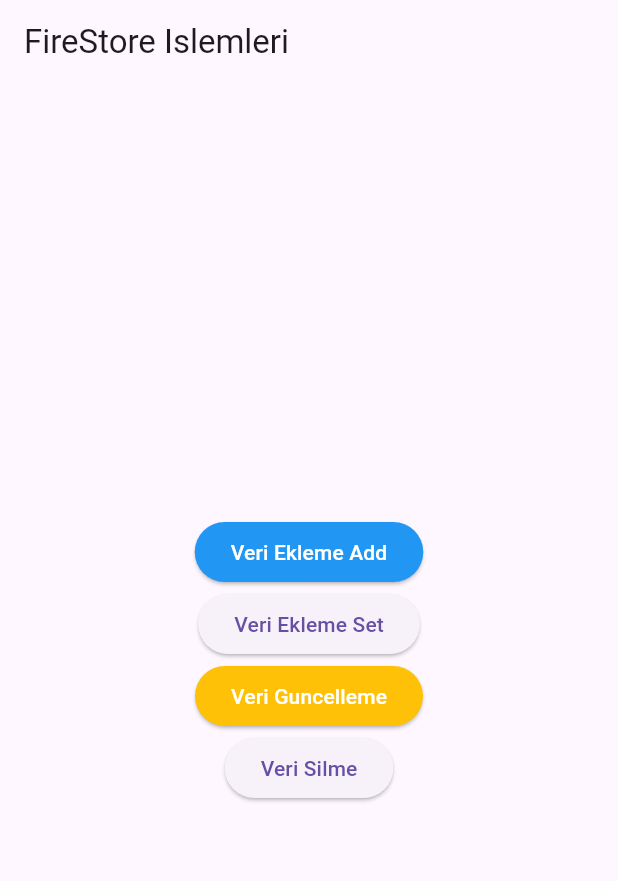
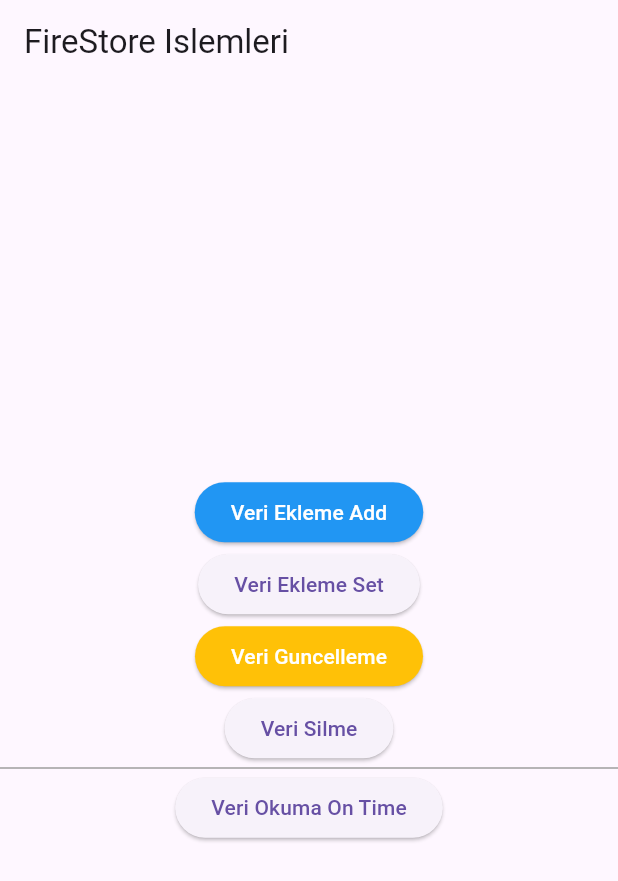
Before and after one commit to tahaturan/flutter_firebase, a Flutter app: the screen it shows after launch, on a phone screen of 412 x 824 dp. Shown: the top 881 px of the screen. Run offline on Flutter 3.47's test engine with Material 2 defaults, Android fonts, the phone set to English and light mode, and no system bars; our stand-ins replace cloud_firestore, firebase_auth, firebase_core, google_sign_in; accounts and stored records are empty.

Commit message:
Veri Okuma (On Time) islemleri

```diff
--- a/lib/pages/firestore_islemleri.dart
+++ b/lib/pages/firestore_islemleri.dart
@@ -2,6 +2,7 @@ import 'package:flutter/material.dart';
 import 'package:flutter_firebase/widgets/veri_ekle_add_btn.dart';
 import 'package:flutter_firebase/widgets/veri_ekleme_set_btn.dart';
 import 'package:flutter_firebase/widgets/veri_guncelle_btn.dart';
+import 'package:flutter_firebase/widgets/veri_okuma_on_time_btn.dart';
 import 'package:flutter_firebase/widgets/veri_silme_btn.dart';
 
 class FireStoreIslemleri extends StatefulWidget {
@@ -26,6 +27,11 @@ class _FireStoreIslemleriState extends State<FireStoreIslemleri> {
             VeriEklemeSetBtn(),
             VeriGuncellemeBtn(),
             VeriSilmeBtn(),
+            Divider(
+              color: Colors.grey,
+              height: 5,
+            ),
+            VeriOkumaOnTimeBtn(),
           ],
         ),
       ),
--- /dev/null
+++ b/lib/widgets/veri_okuma_on_time_btn.dart
@@ -0,0 +1,45 @@
+import 'package:cloud_firestore/cloud_firestore.dart';
+import 'package:flutter/material.dart';
+
+class VeriOkumaOnTimeBtn extends StatefulWidget {
+  const VeriOkumaOnTimeBtn({Key? key}) : super(key: key);
+
+  @override
+  State<VeriOkumaOnTimeBtn> createState() => _VeriOkumaOnTimeBtnState();
+}
+
+class _VeriOkumaOnTimeBtnState extends State<VeriOkumaOnTimeBtn> {
+  FirebaseFirestore firestore = FirebaseFirestore.instance;
+  @override
+  Widget build(BuildContext context) {
+    return ElevatedButton(
+      onPressed: () {
+        veriOkuOnTime();
+      },
+      child: const Text(
+        "Veri Okuma On Time",
+      ),
+    );
+  }
+
+  void veriOkuOnTime() async {
+    var usersDocuments = await firestore.collection("users").get();
+
+    debugPrint(usersDocuments.size.toString());
+    //?koleksiyomuzda kactane dokuman varsa adetini verir
+    debugPrint(usersDocuments.docs.length.toString());
+
+    var documentsList = usersDocuments.docs;
+
+    for (var document in documentsList) {
+      debugPrint("dokuman id: ${document.id}");
+
+      Map usersMap = document.data();
+      debugPrint(usersMap["isim"]);
+    }
+
+    var tahaDoc = await firestore.doc("users/Rbe5jjGHfK5BdHCFeOBR").get();
+
+    debugPrint(tahaDoc.data()!["adres"]["il"].toString());
+  }
+}
```
